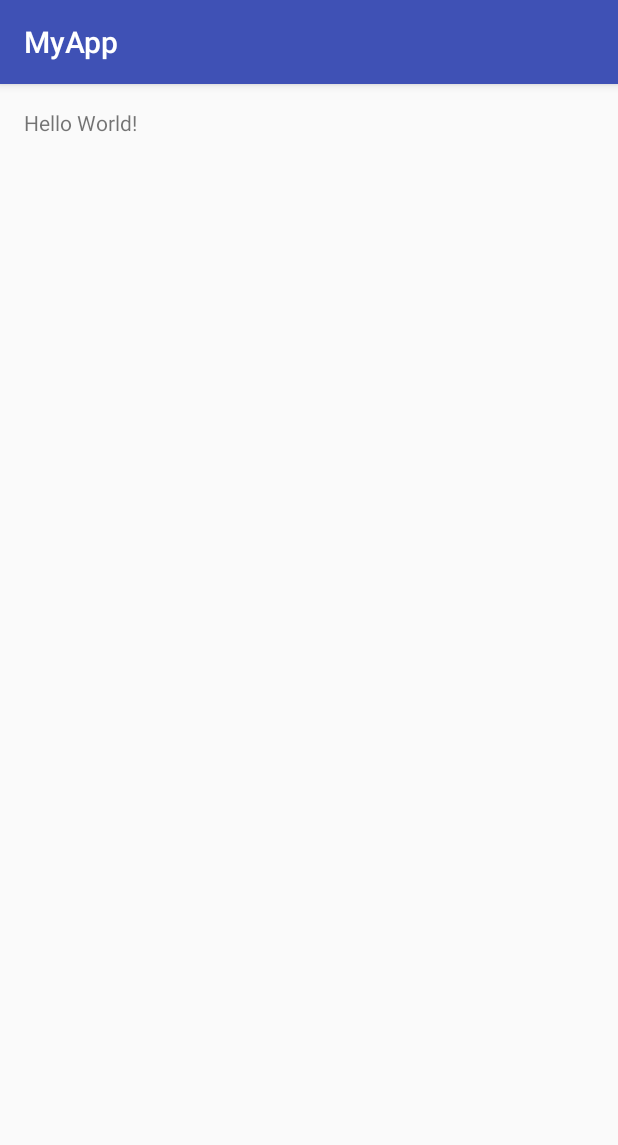
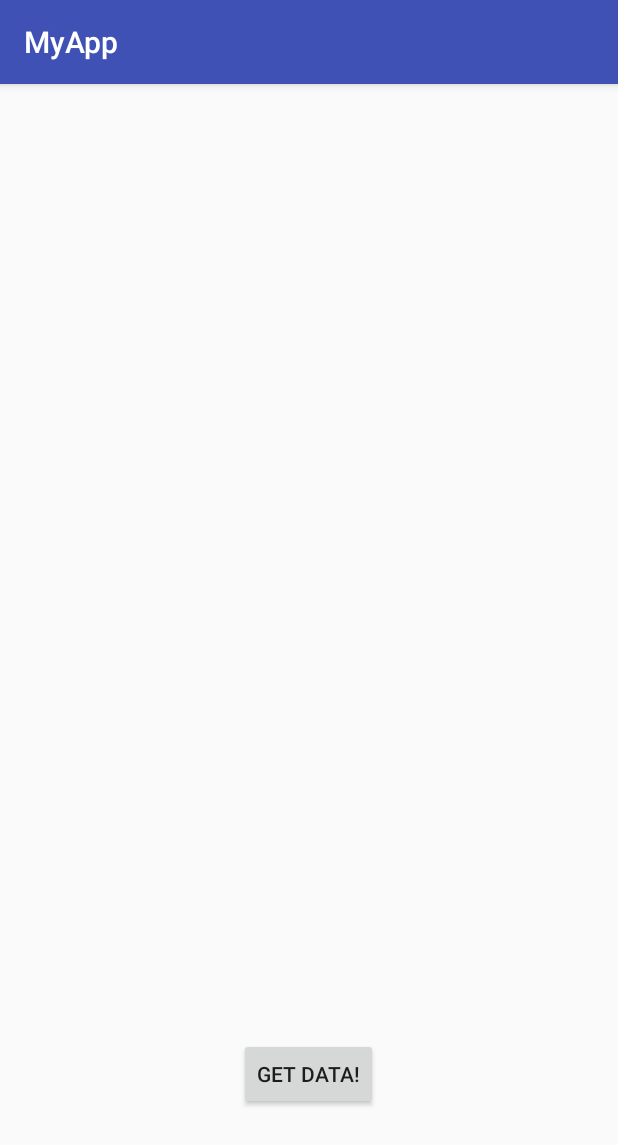
Before and after one commit to adamhilton/android-kotlin-testing, an Android app: the screen it shows after launch (MainActivity), on a phone screen of 412 x 824 dp. Shown: the top 1145 px of the screen. Run offline under Robolectric (Android 15) with nearby library versions, the phone set to English and light mode, and no system bars; our stand-ins replace ButterKnife.

```diff
--- a/app/build.gradle
+++ b/app/build.gradle
@@ -36,5 +36,9 @@ dependencies {
 
     compile "org.jetbrains.kotlin:kotlin-stdlib:$kotlin_version"
 
+    compile 'com.jakewharton:butterknife:8.4.0'
+    kapt 'com.jakewharton:butterknife-compiler:8.4.0'
+
+    testCompile 'org.mockito:mockito-core:2.2.22'
     testCompile 'junit:junit:4.12'
 }
--- a/app/src/main/AndroidManifest.xml
+++ b/app/src/main/AndroidManifest.xml
@@ -3,6 +3,7 @@
     package="net.adamhilton.daggerkotlinexampleapp">
 
     <application
+        android:name=".App"
         android:allowBackup="true"
         android:icon="@mipmap/ic_launcher"
         android:label="@string/app_name"
--- /dev/null
+++ b/app/src/main/kotlin/net/adamhilton/daggerkotlinexampleapp/App.kt
@@ -0,0 +1,7 @@
+package net.adamhilton.daggerkotlinexampleapp
+
+import android.app.Application
+
+open class App : Application() {
+
+}
--- a/app/src/main/kotlin/net/adamhilton/daggerkotlinexampleapp/ui/main/MainActivity.kt
+++ b/app/src/main/kotlin/net/adamhilton/daggerkotlinexampleapp/ui/main/MainActivity.kt
@@ -1,20 +1,37 @@
 package net.adamhilton.daggerkotlinexampleapp.ui.main
 
+import android.os.Bundle
 import android.support.v7.app.AppCompatActivity
-import android.os.Bundle
+import android.widget.TextView
+import butterknife.BindView
+import butterknife.ButterKnife
+import butterknife.OnClick
 import net.adamhilton.daggerkotlinexampleapp.R
 
 class MainActivity : AppCompatActivity(), MainScreenContract.View {
 
     lateinit private var presenter: MainScreenContract.Presenter
 
+    @BindView(R.id.data)
+    lateinit var data: TextView
+
     override fun onCreate(savedInstanceState: Bundle?) {
         super.onCreate(savedInstanceState)
         setContentView(R.layout.activity_main)
+        ButterKnife.bind(this)
         initializeUi()
     }
 
-    fun initializeUi() {
+    private fun initializeUi() {
         presenter = MainPresenter(this)
     }
+
+    @OnClick(R.id.get_data_button)
+    fun getDataButtonClicked() {
+        presenter.getData()
+    }
+
+    override fun showData(data: String) {
+        this.data.text = data
+    }
 }
--- a/app/src/main/kotlin/net/adamhilton/daggerkotlinexampleapp/ui/main/MainPresenter.kt
+++ b/app/src/main/kotlin/net/adamhilton/daggerkotlinexampleapp/ui/main/MainPresenter.kt
@@ -3,5 +3,7 @@ package net.adamhilton.daggerkotlinexampleapp.ui.main
 class MainPresenter(private val view: MainScreenContract.View)
     : MainScreenContract.Presenter {
 
-
+    override fun getData() {
+        view.showData("Hi there from the main presenter!")
+    }
 }
--- a/app/src/main/kotlin/net/adamhilton/daggerkotlinexampleapp/ui/main/MainScreenContract.kt
+++ b/app/src/main/kotlin/net/adamhilton/daggerkotlinexampleapp/ui/main/MainScreenContract.kt
@@ -3,9 +3,9 @@ package net.adamhilton.daggerkotlinexampleapp.ui.main
 class MainScreenContract {
 
     interface View {
-
+        fun  showData(data: String)
     }
     interface Presenter {
-
+        fun getData()
     }
 }
--- a/app/src/main/res/layout/activity_main.xml
+++ b/app/src/main/res/layout/activity_main.xml
@@ -1,5 +1,5 @@
 <?xml version="1.0" encoding="utf-8"?>
-<RelativeLayout xmlns:android="http://schemas.android.com/apk/res/android"
+<LinearLayout xmlns:android="http://schemas.android.com/apk/res/android"
     xmlns:tools="http://schemas.android.com/tools"
     android:id="@+id/activity_main"
     android:layout_width="match_parent"
@@ -8,10 +8,31 @@
     android:paddingLeft="@dimen/activity_horizontal_margin"
     android:paddingRight="@dimen/activity_horizontal_margin"
     android:paddingTop="@dimen/activity_vertical_margin"
+    android:gravity="center"
+    android:orientation="vertical"
     tools:context="net.adamhilton.daggerkotlinexampleapp.ui.main.MainActivity">
 
     <TextView
-        android:layout_width="wrap_content"
-        android:layout_height="wrap_content"
-        android:text="Hello World!" />
-</RelativeLayout>
+        android:id="@+id/data"
+        android:layout_width="match_parent"
+        android:layout_height="0dp"
+        android:layout_weight="3"
+        android:textSize="20sp"
+        android:textAlignment="center"
+        android:gravity="center"/>
+
+    <LinearLayout
+        android:layout_width="match_parent"
+        android:layout_height="0dp"
+        android:layout_weight="1"
+        android:gravity="center">
+
+        <Button
+            android:id="@+id/get_data_button"
+            android:text="@string/get_data"
+            android:layout_width="wrap_content"
+            android:layout_height="wrap_content"/>
+
+    </LinearLayout>
+
+</LinearLayout>
--- a/app/src/main/res/values/strings.xml
+++ b/app/src/main/res/values/strings.xml
@@ -1,3 +1,4 @@
 <resources>
     <string name="app_name">MyApp</string>
+    <string name="get_data">Get data!</string>
 </resources>
```
Also changed, not shown: 3 other files.
